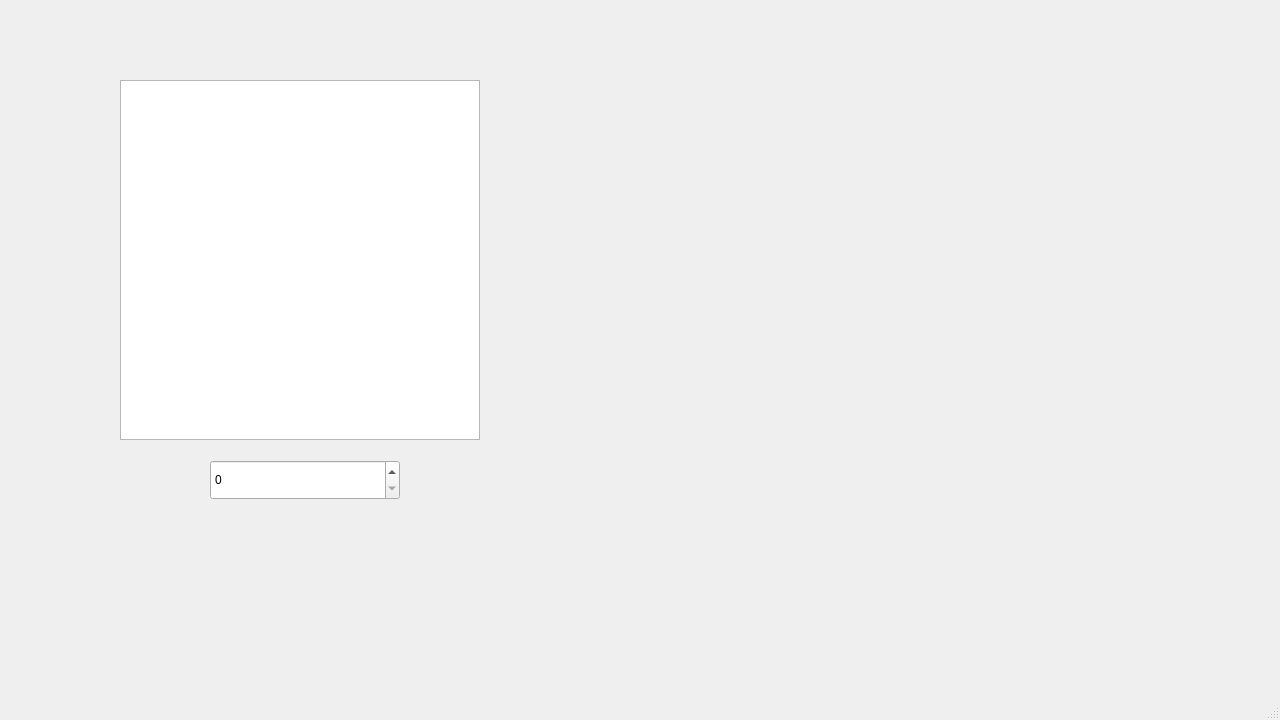
First picture: the form in VisualProjects/MiaInterface/MiaInterface.ui, repository InsanePony/Mia, before the edit.
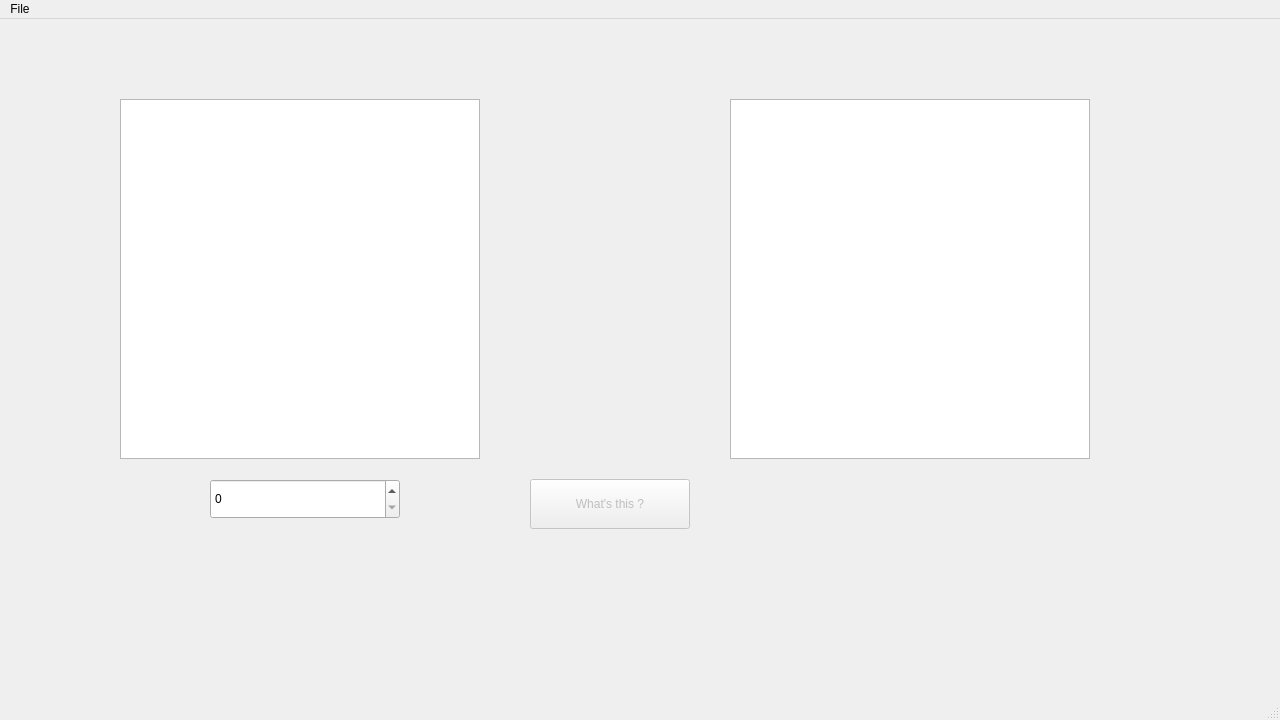
Second picture: the form after the edit.

Commit message: Create QMenu "File", create QAction "New Network" and "Load Network", create QGraphicsView "mia response", create QPushButton "ask mia"

```diff
--- a/VisualProjects/MiaInterface/MiaInterface.ui
+++ b/VisualProjects/MiaInterface/MiaInterface.ui
@@ -37,6 +37,32 @@
      <number>70000</number>
     </property>
    </widget>
+   <widget class="QGraphicsView" name="miaResponse">
+    <property name="geometry">
+     <rect>
+      <x>730</x>
+      <y>80</y>
+      <width>360</width>
+      <height>360</height>
+     </rect>
+    </property>
+   </widget>
+   <widget class="QPushButton" name="askMiaButton">
+    <property name="enabled">
+     <bool>false</bool>
+    </property>
+    <property name="geometry">
+     <rect>
+      <x>530</x>
+      <y>460</y>
+      <width>160</width>
+      <height>50</height>
+     </rect>
+    </property>
+    <property name="text">
+     <string>What's this ?</string>
+    </property>
+   </widget>
   </widget>
   <widget class="QMenuBar" name="menuBar">
    <property name="geometry">
@@ -47,6 +73,14 @@
      <height>26</height>
     </rect>
    </property>
+   <widget class="QMenu" name="menuFile">
+    <property name="title">
+     <string>File</string>
+    </property>
+    <addaction name="actionNewNetwork"/>
+    <addaction name="actionLoadNetwork"/>
+   </widget>
+   <addaction name="menuFile"/>
   </widget>
   <widget class="QStatusBar" name="statusBar"/>
  </widget>
```
Left out of the diff: 10 changed lines with no effect on the pictures. The commit also changes 1 other file.
